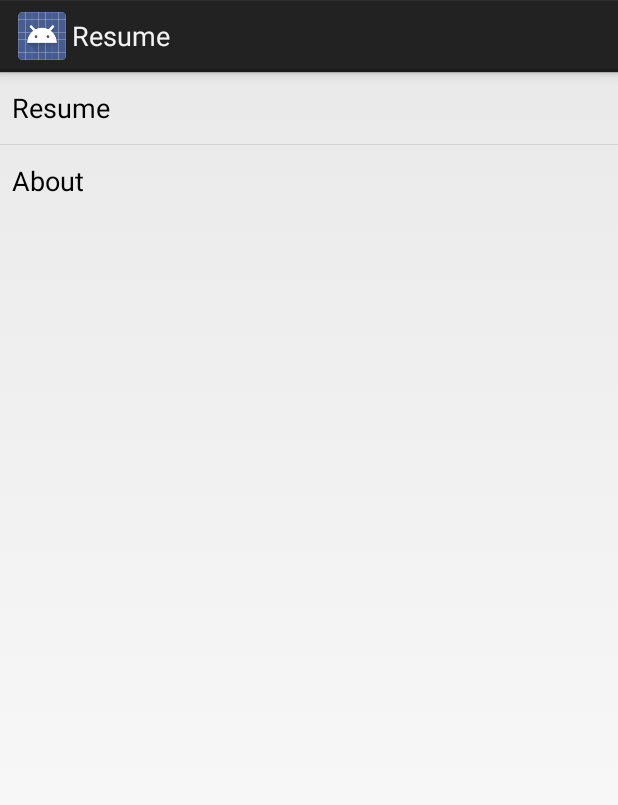
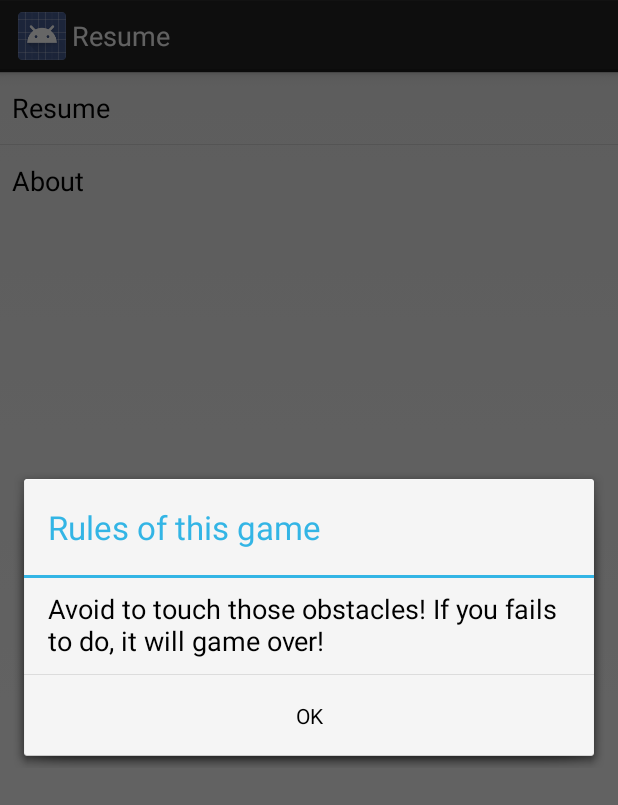
Before and after one commit to g1166461/FlyingShark, an Android app: the ResumeActivity screen opened directly, with no data from a screen before it, after a tap on "About", on a phone screen of 412 x 824 dp. Shown: the top 805 px of the screen. Run offline under Robolectric (Android 15) with nearby library versions, the phone set to English and light mode, and no system bars; 1 statement that could not run was skipped.

Commit message:
about page

```diff
--- a/app/src/main/java/comps413f/android/flyingandroid/ResumeActivity.java
+++ b/app/src/main/java/comps413f/android/flyingandroid/ResumeActivity.java
@@ -1,6 +1,7 @@
 package comps413f.android.flyingandroid;
 
 import android.app.Activity;
+import android.app.AlertDialog;
 import android.content.Intent;
 import android.content.res.Resources;
 import android.os.Bundle;
@@ -28,6 +29,13 @@ public class ResumeActivity extends Activity{
 
                 @Override
                 public void onItemClick(AdapterView<?> parent, View view, int position, long id) {
+                    if(parent.getItemAtPosition(position).equals("About")){
+                        AlertDialog.Builder builderInner=new AlertDialog.Builder(ResumeActivity.this);
+                        builderInner.setTitle(R.string.about_title);
+                        builderInner.setMessage(R.string.about_msg);
+                        builderInner.setNeutralButton(android.R.string.ok, null);
+                        builderInner.show();
+                    }
                     Intent intent = new Intent(ResumeActivity.this, classes[position]);
                     if(position==0) {
                         intent.addFlags(Intent.FLAG_ACTIVITY_REORDER_TO_FRONT);
```
Also changed, not shown: app/src/main/AndroidManifest.xml (+4 -8 lines), app/src/main/java/comps413f/android/flyingandroid/MenuActivity.java (+9 -0 lines).
